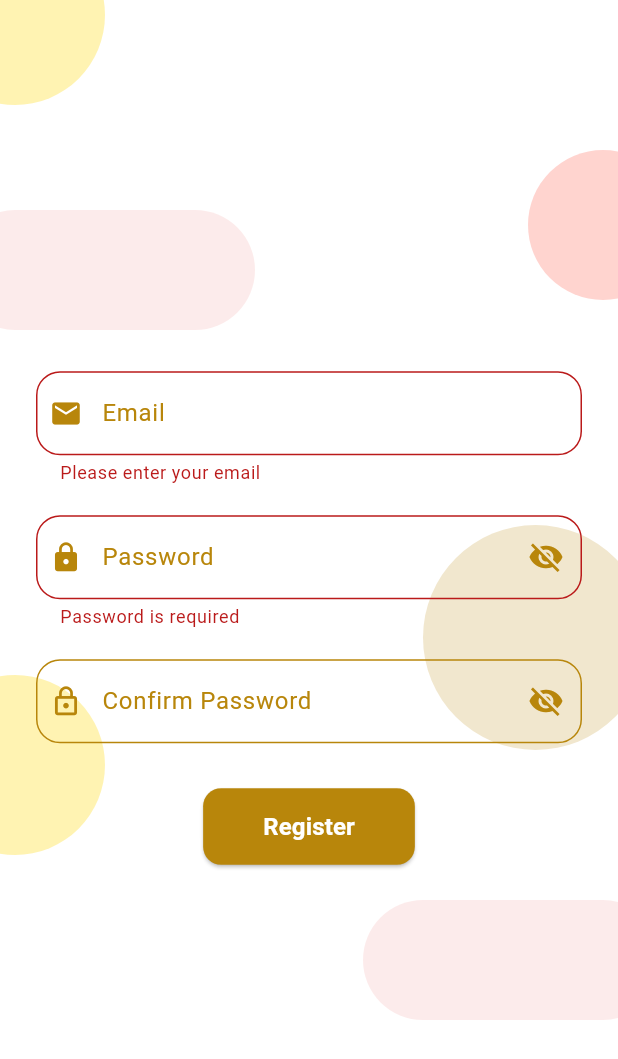
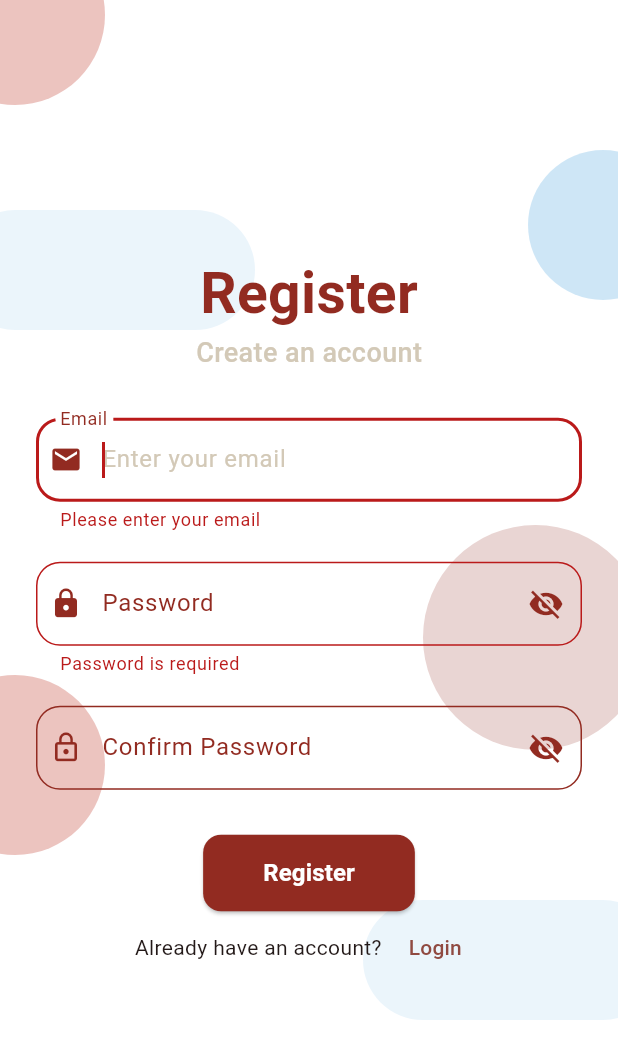
Before and after one commit to MinaYasser100/david_psalmist, a Flutter app: the screen it shows after launch, after a tap on "Register", on a phone screen of 412 x 824 dp. Shown: the top 1059 px of the screen. Run offline on Flutter 3.47's test engine with Material 3 defaults, Android fonts, the light colour scheme and no system bars; our stand-ins replace connectivity_plus, dartz, firebase_auth, firebase_core, flutter_bloc, flutter_screenutil and 4 more; accounts and stored records are empty.

Commit message:
finish the register view

```diff
--- a/lib/core/utils/colors.dart
+++ b/lib/core/utils/colors.dart
@@ -10,24 +10,27 @@ class ColorsTheme {
   // Factory constructor to return the same instance
   factory ColorsTheme() => _instance;
 
-  // Primary color (Gold) and its shades
-  final primaryColor = const Color(0xFFFFD700); // Gold
-  final primaryLight = const Color(0xFFFFE766); // Light Gold
-  final primaryDark = const Color(0xFFB8860B); // Dark Goldenrod
+  // Primary color (Rich Red from the robe)
+  final primaryColor = const Color(0xFFC0392B); // Deep Red
+  final primaryLight = const Color(0xFFE74C3C); // Light Red
+  final primaryDark = const Color(0xFF922B21); // Dark Red
 
-  // Secondary color (Red) and its shades
-  final secondaryColor = const Color(0xFFE53935); // Red
-  final secondaryLight = const Color(0xFFFF6F60); // Light Red
-  final secondaryDark = const Color(0xFFAB000D); // Dark Red
+  // Secondary color (Blue from the background and robe)
+  final secondaryColor = const Color(0xFF3498DB); // Soft Blue
+  final secondaryLight = const Color(0xFF5DADE2); // Light Blue
+  final secondaryDark = const Color(0xFF2874A6); // Dark Blue
 
-  // Accent color (ممكن تسيبه أو تغيره على حسب احتياجك)
-  final accentColor = const Color(0xFF27AE60); // Soft Green
+  // Accent color (Gold from the crown and harp)
+  final accentColor = const Color(0xFFD4A017); // Warm Gold
+  final accentLight = const Color(0xFFF1C40F); // Light Gold
+  final accentDark = const Color(0xFF9B7A00); // Dark Gold
 
-  // Neutral colors
+  // Neutral colors (Beige and White from the halo)
   final whiteColor = Colors.white;
-  final backgroundColor = const Color(0xFFF5F7FA); // Light Grayish Blue
-  final cardColor = Colors.white;
-  final grayWhite = const Color(0xFFB0B0B0); // Grayish White
+  final backgroundColor = const Color(0xFFF5F1E9); // Soft Beige
+  final cardColor = const Color(0xFFFAF7F2); // Light Beige
+  final grayWhite = const Color(0xFFD3C9B7); // Warm Gray
+
   // Error color
-  final errorColor = Colors.red;
+  final errorColor = const Color(0xFFD32F2F); // Vibrant Red for errors
 }
--- a/lib/core/widgets/custom_text_form_field.dart
+++ b/lib/core/widgets/custom_text_form_field.dart
@@ -56,7 +56,9 @@ class _CustomTextFormFieldState extends State<CustomTextFormField> {
                 },
                 child: Icon(
                   isObscured ? Icons.visibility_off : Icons.visibility,
-                  color: ColorsTheme().primaryDark,
+                  color: isObscured
+                      ? ColorsTheme().primaryDark
+                      : ColorsTheme().secondaryDark,
                 ),
               )
             : null,
--- a/lib/features/register/ui/register_view.dart
+++ b/lib/features/register/ui/register_view.dart
@@ -22,12 +22,18 @@ class _RegisterViewState extends State<RegisterView> {
   late TextEditingController emailController;
   late TextEditingController passwordController;
   late TextEditingController confirmPasswordController;
+  late FocusNode emailFocusNode;
+  late FocusNode passwordFocusNode;
+  late FocusNode confirmPasswordFocusNode;
 
   @override
   void initState() {
     emailController = TextEditingController();
     passwordController = TextEditingController();
     confirmPasswordController = TextEditingController();
+    emailFocusNode = FocusNode();
+    passwordFocusNode = FocusNode();
+    confirmPasswordFocusNode = FocusNode();
     super.initState();
   }
 
@@ -103,6 +109,9 @@ class _RegisterViewState extends State<RegisterView> {
               emailController: emailController,
               passwordController: passwordController,
               confirmPasswordController: confirmPasswordController,
+              emailFocusNode: emailFocusNode,
+              passwordFocusNode: passwordFocusNode,
+              confirmPasswordFocusNode: confirmPasswordFocusNode,
             ),
           ],
         ),
--- a/lib/features/register/ui/widgets/register_body_view.dart
+++ b/lib/features/register/ui/widgets/register_body_view.dart
@@ -1,11 +1,8 @@
-import 'package:david_psalmist/core/model/text_field_model/text_field_model.dart';
 import 'package:david_psalmist/core/routing/routes.dart';
-import 'package:david_psalmist/core/utils/colors.dart';
-import 'package:david_psalmist/core/utils/show_top_toast.dart';
-import 'package:david_psalmist/core/validation/validatoin.dart';
-import 'package:david_psalmist/core/widgets/custom_text_form_field.dart';
+import 'package:david_psalmist/core/theme/app_style.dart';
 import 'package:david_psalmist/features/register/manager/autovalidate_mode/autovalidate_mode_cubit.dart';
-import 'package:david_psalmist/features/register/manager/register_cubit/register_cubit.dart';
+import 'package:david_psalmist/features/register/ui/widgets/register_form_fields.dart';
+import 'package:david_psalmist/features/register/ui/widgets/register_submit_button.dart';
 import 'package:flutter/material.dart';
 import 'package:flutter_bloc/flutter_bloc.dart';
 import 'package:go_router/go_router.dart';
@@ -17,12 +14,18 @@ class RegisterBodyView extends StatelessWidget {
     required this.emailController,
     required this.passwordController,
     required this.confirmPasswordController,
+    required this.emailFocusNode,
+    required this.passwordFocusNode,
+    required this.confirmPasswordFocusNode,
   }) : _formKey = formKey;
 
   final GlobalKey<FormState> _formKey;
   final TextEditingController emailController;
   final TextEditingController passwordController;
   final TextEditingController confirmPasswordController;
+  final FocusNode emailFocusNode;
+  final FocusNode passwordFocusNode;
+  final FocusNode confirmPasswordFocusNode;
 
   @override
   Widget build(BuildContext context) {
@@ -39,87 +42,32 @@ class RegisterBodyView extends StatelessWidget {
               child: Column(
                 mainAxisAlignment: MainAxisAlignment.center,
                 children: [
-                  CustomTextFormField(
-                    textFieldModel: TextFieldModel(
-                      controller: emailController,
-                      labelText: "Email",
-                      hintText: "Enter your email",
-                      icon: Icons.email,
-                      obscureText: false,
-                      keyboardType: TextInputType.emailAddress,
-                      validator: (value) => Validatoin.emailValidation(value),
-                    ),
+                  RegisterFormFields(
+                    emailController: emailController,
+                    passwordController: passwordController,
+                    confirmPasswordController: confirmPasswordController,
+                    emailFocusNode: emailFocusNode,
+                    passwordFocusNode: passwordFocusNode,
+                    confirmPasswordFocusNode: confirmPasswordFocusNode,
                   ),
-                  const SizedBox(height: 20),
-                  CustomTextFormField(
-                    textFieldModel: TextFieldModel(
-                      keyboardType: TextInputType.visiblePassword,
-                      controller: passwordController,
-                      labelText: "Password",
-                      hintText: "Enter your password",
-                      icon: Icons.lock,
-                      obscureText: true,
-                      validator: (value) => Validatoin.validatePassword(value),
-                    ),
+                  RegisterSubmitButton(
+                    formKey: _formKey,
+                    emailController: emailController,
+                    passwordController: passwordController,
+                    confirmPasswordController: confirmPasswordController,
                   ),
-                  const SizedBox(height: 20),
-                  CustomTextFormField(
-                    textFieldModel: TextFieldModel(
-                      keyboardType: TextInputType.visiblePassword,
-                      controller: confirmPasswordController,
-                      labelText: "Confirm Password",
-                      hintText: "Re-enter your password",
-                      icon: Icons.lock_outline,
-                      obscureText: true,
-                      validator: (value) => value != passwordController.text
-                          ? "Passwords do not match"
-                          : null,
-                    ),
-                  ),
-                  const SizedBox(height: 30),
-                  BlocConsumer<RegisterCubit, RegisterState>(
-                    listener: (context, state) {
-                      if (state is RegisterSuccess) {
-                        context.push(Routes.loginView);
-                        showSuccessToast(
-                          context,
-                          'Success',
-                          'Register Process is Successful',
-                        );
-                      }
-                      if (state is RegisterError) {
-                        showErrorToast(context, 'Error', state.message);
-                      }
-                    },
-                    builder: (context, state) {
-                      return ElevatedButton(
-                        style: ElevatedButton.styleFrom(
-                          backgroundColor: ColorsTheme().primaryDark,
-                        ),
-                        onPressed: () {
-                          if (_formKey.currentState!.validate()) {
-                            context
-                                .read<RegisterCubit>()
-                                .registerWithEmailAndPassword(
-                                  email: emailController.text,
-                                  password: passwordController.text,
-                                );
-                          } else {
-                            context
-                                .read<AutovalidateModeCubit>()
-                                .changeAutovalidateMode();
-                          }
-                        },
-                        child: Text(
-                          "Register",
-                          style: TextStyle(
-                            color: ColorsTheme().whiteColor,
-                            fontSize: 16,
-                            fontWeight: FontWeight.bold,
-                          ),
-                        ),
-                      );
-                    },
+                  Row(
+                    mainAxisAlignment: MainAxisAlignment.center,
+                    children: [
+                      Text(
+                        'Already have an account? ',
+                        style: AppTextStyles.styleBold16sp(context),
+                      ),
+                      TextButton(
+                        onPressed: () => context.go(Routes.loginView),
+                        child: const Text('Login'),
+                      ),
+                    ],
                   ),
                 ],
               ),
--- /dev/null
+++ b/lib/features/register/ui/widgets/register_form_fields.dart
@@ -0,0 +1,102 @@
+import 'package:david_psalmist/core/model/text_field_model/text_field_model.dart';
+import 'package:david_psalmist/core/utils/colors.dart';
+import 'package:david_psalmist/core/validation/validatoin.dart';
+import 'package:david_psalmist/core/widgets/custom_text_form_field.dart';
+import 'package:flutter/material.dart';
+
+class RegisterFormFields extends StatelessWidget {
+  const RegisterFormFields({
+    super.key,
+    required this.emailController,
+    required this.passwordController,
+    required this.confirmPasswordController,
+    required this.emailFocusNode,
+    required this.passwordFocusNode,
+    required this.confirmPasswordFocusNode,
+  });
+
+  final TextEditingController emailController;
+  final TextEditingController passwordController;
+  final TextEditingController confirmPasswordController;
+  final FocusNode emailFocusNode;
+  final FocusNode passwordFocusNode;
+  final FocusNode confirmPasswordFocusNode;
+
+  @override
+  Widget build(BuildContext context) {
+    return Column(
+      children: [
+        Text(
+          "Register",
+          style: TextStyle(
+            color: ColorsTheme().primaryDark,
+            fontSize: 38,
+            fontWeight: FontWeight.bold,
+          ),
+        ),
+        Text(
+          "Create an account",
+          style: TextStyle(
+            color: ColorsTheme().grayWhite,
+            fontSize: 18,
+            fontWeight: FontWeight.w500,
+          ),
+        ),
+        const SizedBox(height: 30),
+        CustomTextFormField(
+          textFieldModel: TextFieldModel(
+            controller: emailController,
+            labelText: "Email",
+            hintText: "Enter your email",
+            icon: Icons.email,
+            obscureText: false,
+            keyboardType: TextInputType.emailAddress,
+            validator: (value) => Validatoin.emailValidation(value),
+            autofocus: true,
+            focusNode: emailFocusNode,
+            onFieldSubmitted: (value) {
+              emailFocusNode.unfocus();
+              FocusScope.of(context).requestFocus(passwordFocusNode);
+            },
+          ),
+        ),
+        const SizedBox(height: 20),
+        CustomTextFormField(
+          textFieldModel: TextFieldModel(
+            keyboardType: TextInputType.visiblePassword,
+            controller: passwordController,
+            labelText: "Password",
+            hintText: "Enter your password",
+            icon: Icons.lock,
+            obscureText: true,
+            validator: (value) => Validatoin.validatePassword(value),
+            focusNode: passwordFocusNode,
+            onFieldSubmitted: (value) {
+              passwordFocusNode.unfocus();
+              FocusScope.of(context).requestFocus(confirmPasswordFocusNode);
+            },
+          ),
+        ),
+        const SizedBox(height: 20),
+        CustomTextFormField(
+          textFieldModel: TextFieldModel(
+            keyboardType: TextInputType.visiblePassword,
+            controller: confirmPasswordController,
+            labelText: "Confirm Password",
+            hintText: "Re-enter your password",
+            icon: Icons.lock_outline,
+            obscureText: true,
+            validator: (value) => value != passwordController.text
+                ? "Passwords do not match"
+                : null,
+            focusNode: confirmPasswordFocusNode,
+            onFieldSubmitted: (value) {
+              confirmPasswordFocusNode.unfocus();
+            },
+          ),
+        ),
+        const SizedBox(height: 30),
+      ],
+    );
+  }
+}
--- /dev/null
+++ b/lib/features/register/ui/widgets/register_submit_button.dart
@@ -0,0 +1,71 @@
+import 'package:david_psalmist/core/routing/routes.dart';
+import 'package:david_psalmist/core/utils/colors.dart';
+import 'package:david_psalmist/core/utils/show_top_toast.dart';
+import 'package:david_psalmist/features/register/manager/autovalidate_mode/autovalidate_mode_cubit.dart';
+import 'package:david_psalmist/features/register/manager/register_cubit/register_cubit.dart';
+import 'package:flutter/material.dart';
+import 'package:flutter_bloc/flutter_bloc.dart';
+import 'package:go_router/go_router.dart';
+
+class RegisterSubmitButton extends StatelessWidget {
+  const RegisterSubmitButton({
+    super.key,
+    required this.formKey,
+    required this.emailController,
+    required this.passwordController,
+    required this.confirmPasswordController,
+  });
+
+  final GlobalKey<FormState> formKey;
+  final TextEditingController emailController;
+  final TextEditingController passwordController;
+  final TextEditingController confirmPasswordController;
+
+  @override
+  Widget build(BuildContext context) {
+    return BlocConsumer<RegisterCubit, RegisterState>(
+      listener: (context, state) {
+        if (state is RegisterSuccess) {
+          context.push(Routes.loginView);
+          showSuccessToast(
+            context,
+            'Success',
+            'Register Process is Successful',
+          );
+          emailController.clear();
+          passwordController.clear();
+          confirmPasswordController.clear();
+        }
+        if (state is RegisterError) {
+          showErrorToast(context, 'Error', state.message);
+        }
+      },
+      builder: (context, state) {
+        return ElevatedButton(
+          style: ElevatedButton.styleFrom(
+            backgroundColor: ColorsTheme().primaryDark,
+          ),
+          onPressed: () {
+            if (formKey.currentState!.validate()) {
+              FocusScope.of(context).unfocus();
+              context.read<RegisterCubit>().registerWithEmailAndPassword(
+                email: emailController.text,
+                password: passwordController.text,
+              );
+            } else {
+              context.read<AutovalidateModeCubit>().changeAutovalidateMode();
+            }
+          },
+          child: Text(
+            "Register",
+            style: TextStyle(
+              color: ColorsTheme().whiteColor,
+              fontSize: 16,
+              fontWeight: FontWeight.bold,
+            ),
+          ),
+        );
+      },
+    );
+  }
+}
```
